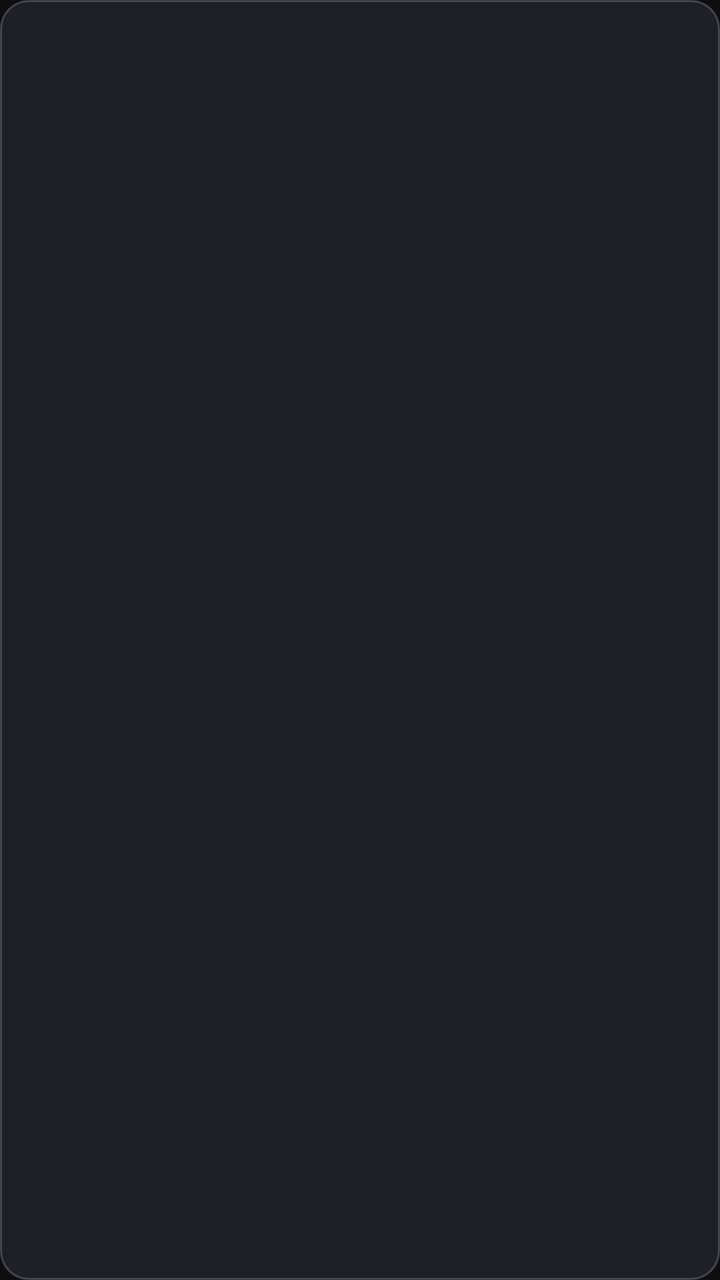
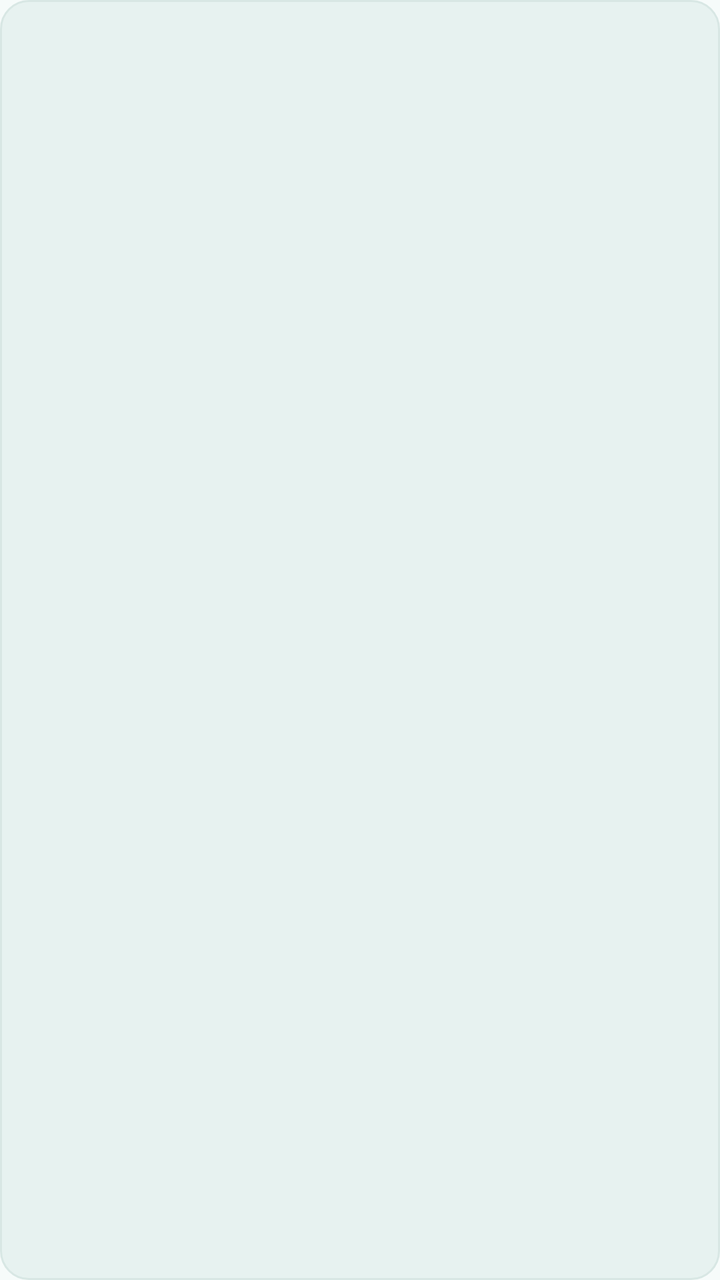

Before-and-after screenshots of an Android layout around one commit, followed by the original layout XML and the change that was made.
<!-- AndroidManifest.xml: application theme AppTheme -->
<!-- res/layout/item_episode.xml -->
<?xml version="1.0" encoding="utf-8"?>
<TextView xmlns:android="http://schemas.android.com/apk/res/android"
    android:id="@+id/ep"
    android:layout_width="match_parent"
    android:layout_height="wrap_content"
    android:layout_margin="4dp"
    android:background="@drawable/word_bg"
    android:ellipsize="end"
    android:gravity="center"
    android:maxLines="1"
    android:paddingLeft="6dp"
    android:paddingRight="6dp"
    android:paddingTop="11dp"
    android:paddingBottom="11dp"
    android:textColor="#DDDDDD"
    android:textSize="13sp" />
<!-- resources referenced by this layout -->
<resources>
  <!-- drawable word_bg (drawable) -->
  <shape xmlns:android="http://schemas.android.com/apk/res/android" android:shape="rectangle">
      <solid android:color="#FF1F1F27" />
      <corners android:radius="14dp" />
      <stroke android:width="1dp" android:color="#33FFFFFF" />
  </shape>
  <style name="AppTheme" parent="Theme.AppCompat.NoActionBar">
          <item name="android:windowBackground">@color/bg</item>
          <item name="android:statusBarColor">@color/bg</item>
          <item name="android:navigationBarColor">@color/bg</item>
      </style>
  <color name="bg">#FF0E0E12</color>
</resources>

<!-- the commit's change to res/layout/item_episode.xml (unified diff, before → after) -->
@@ -12,5 +12,5 @@
     android:paddingRight="6dp"
     android:paddingTop="11dp"
     android:paddingBottom="11dp"
-    android:textColor="#DDDDDD"
+    android:textColor="@color/text_primary"
     android:textSize="13sp" />
<!-- resource entries referenced after the edit -->
@@ -1,16 +1,27 @@
 <!-- resources referenced by this layout -->
 <resources>
+  <color name="text_primary">#FF101817</color>
   <!-- drawable word_bg (drawable) -->
   <shape xmlns:android="http://schemas.android.com/apk/res/android" android:shape="rectangle">
-      <solid android:color="#FF1F1F27" />
+      <solid android:color="@color/chip_bg" />
       <corners android:radius="14dp" />
-      <stroke android:width="1dp" android:color="#33FFFFFF" />
+      <stroke android:width="1dp" android:color="@color/divider" />
   </shape>
-  <style name="AppTheme" parent="Theme.AppCompat.NoActionBar">
+  <style name="AppTheme" parent="Theme.AppCompat.DayNight.NoActionBar">
           <item name="android:windowBackground">@color/bg</item>
           <item name="android:statusBarColor">@color/bg</item>
           <item name="android:navigationBarColor">@color/bg</item>
+          <item name="android:windowLightStatusBar">@bool/light_status_bar</item>
+          <item name="colorPrimary">@color/accent</item>
+          <item name="colorAccent">@color/accent</item>
+          <item name="colorControlActivated">@color/accent</item>
+          <item name="android:textColorPrimary">@color/text_primary</item>
+          <item name="android:textColorSecondary">@color/text_secondary</item>
       </style>
-  <color name="bg">#FF0E0E12</color>
+  <color name="chip_bg">#FFE7F2F0</color>
+  <color name="divider">#FFD8E7E4</color>
+  <color name="bg">#FFF6FBFA</color>
+  <color name="accent">#FF0E9F94</color>
+  <color name="text_secondary">#FF48605B</color>
 </resources>
 
